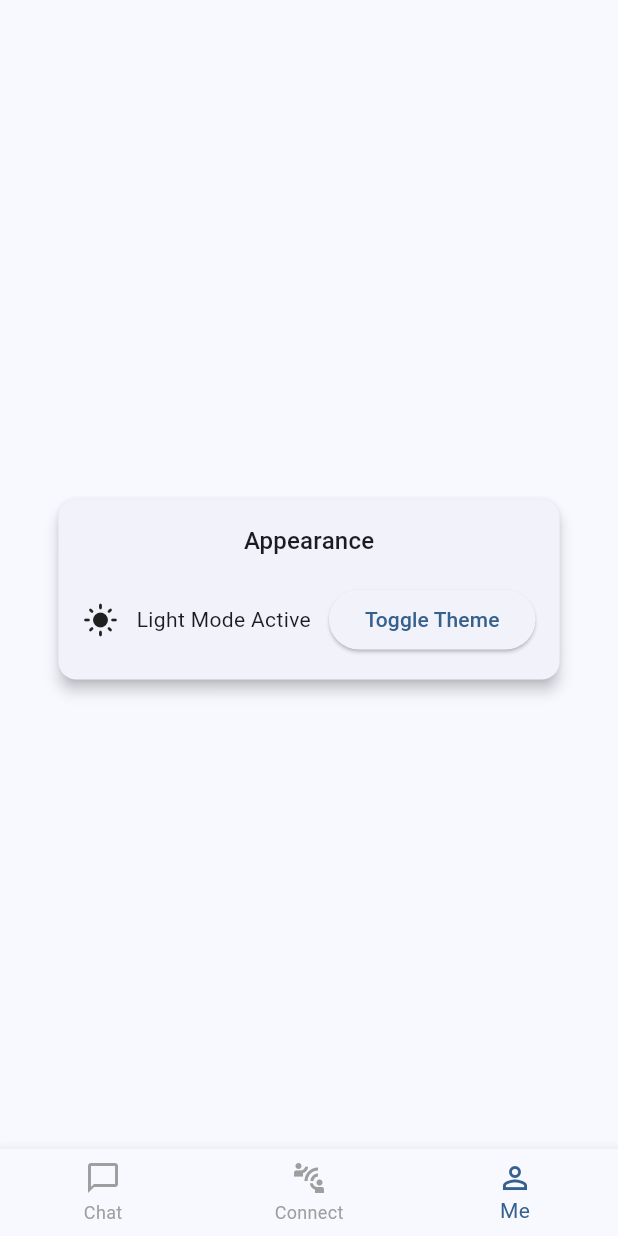
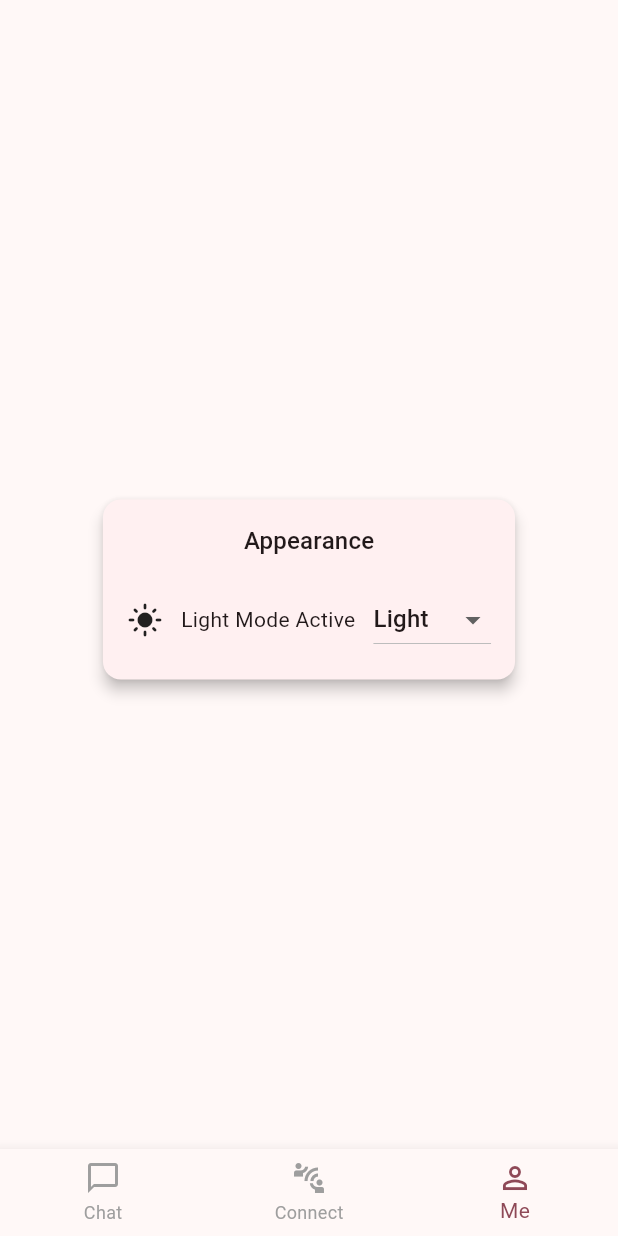
Before and after one commit to MaximeLeBesnerais/Lovy, a Flutter app: the screen it shows after launch, item 3 of the bottom bar chosen, on a phone screen of 412 x 824 dp. Run offline on Flutter 3.47's test engine with Material 3 defaults, Android fonts, the light colour scheme and no system bars.

Commit message:
Refactor theme management: replace toggleTheme with setTheme function and update ProfileScreen to use dropdown for theme selection.

```diff
--- a/lib/home_screen.dart
+++ b/lib/home_screen.dart
@@ -4,9 +4,9 @@ import 'screens/connect_screen.dart';
 import 'screens/profile_screen.dart';
 
 class HomeScreen extends StatefulWidget {
-  final VoidCallback toggleTheme;
+  final Function(ThemeMode) setTheme; // system, light, dark
 
-  const HomeScreen({super.key, required this.toggleTheme});
+  const HomeScreen({super.key, required this.setTheme});
 
   @override
   State<HomeScreen> createState() => _HomeScreenState();
@@ -22,7 +22,7 @@ class _HomeScreenState extends State<HomeScreen> {
       case 1:
         return const ConnectScreen();
       case 2:
-        return ProfileScreen(toggleTheme: widget.toggleTheme);
+        return ProfileScreen(setTheme: widget.setTheme);
       default:
         return const ChatScreen();
     }
--- a/lib/main.dart
+++ b/lib/main.dart
@@ -15,17 +15,12 @@ class MyApp extends StatefulWidget {
 class _MyAppState extends State<MyApp> {
   ThemeMode _themeMode = ThemeMode.system;
 
-  void toggleTheme() {
+  void setThemeMode(ThemeMode mode) {
     setState(() {
-      if (_themeMode == ThemeMode.system) {
-        _themeMode = ThemeMode.light;
-      } else if (_themeMode == ThemeMode.light) {
-        _themeMode = ThemeMode.dark;
-      } else {
-        _themeMode = ThemeMode.light;
-      }
+      _themeMode = mode;
     });
   }
+
 
   @override
   Widget build(BuildContext context) {
@@ -35,7 +30,7 @@ class _MyAppState extends State<MyApp> {
       theme: ThemeData(
         brightness: Brightness.light,
         colorScheme: ColorScheme.fromSeed(
-          seedColor: Colors.blue,
+          seedColor: Colors.pink,
           brightness: Brightness.light,
         ),
         useMaterial3: true,
@@ -46,7 +41,7 @@ class _MyAppState extends State<MyApp> {
       darkTheme: ThemeData(
         brightness: Brightness.dark,
         colorScheme: ColorScheme.fromSeed(
-          seedColor: Colors.blue,
+          seedColor: Colors.pink,
           brightness: Brightness.dark,
         ),
         useMaterial3: true,
@@ -54,7 +49,7 @@ class _MyAppState extends State<MyApp> {
           centerTitle: true,
         ),
       ),
-      home: HomeScreen(toggleTheme: toggleTheme),
+      home: HomeScreen(setTheme: setThemeMode),
     );
   }
 }
--- a/lib/screens/profile_screen.dart
+++ b/lib/screens/profile_screen.dart
@@ -1,9 +1,9 @@
 import 'package:flutter/material.dart';
 
 class ProfileScreen extends StatelessWidget {
-  final VoidCallback toggleTheme;
+  final Function(ThemeMode) setTheme; // system, light, dark
 
-  const ProfileScreen({super.key, required this.toggleTheme});
+  const ProfileScreen({super.key, required this.setTheme});
 
   @override
   Widget build(BuildContext context) {
@@ -40,9 +40,29 @@ class ProfileScreen extends StatelessWidget {
                             : 'Light Mode Active',
                       ),
                       const SizedBox(width: 12),
-                      ElevatedButton(
-                        onPressed: toggleTheme,
-                        child: const Text('Toggle Theme'),
+                      DropdownButton<ThemeMode>(
+                        value: Theme.of(context).brightness == Brightness.dark
+                            ? ThemeMode.dark
+                            : ThemeMode.light,
+                        onChanged: (ThemeMode? newThemeMode) {
+                          if (newThemeMode != null) {
+                            setTheme(newThemeMode);
+                          }
+                        },
+                        items: const [
+                          DropdownMenuItem(
+                            value: ThemeMode.system,
+                            child: Text('System'),
+                          ),
+                          DropdownMenuItem(
+                            value: ThemeMode.light,
+                            child: Text('Light'),
+                          ),
+                          DropdownMenuItem(
+                            value: ThemeMode.dark,
+                            child: Text('Dark'),
+                          ),
+                        ],
                       ),
                     ],
                   ),
```
